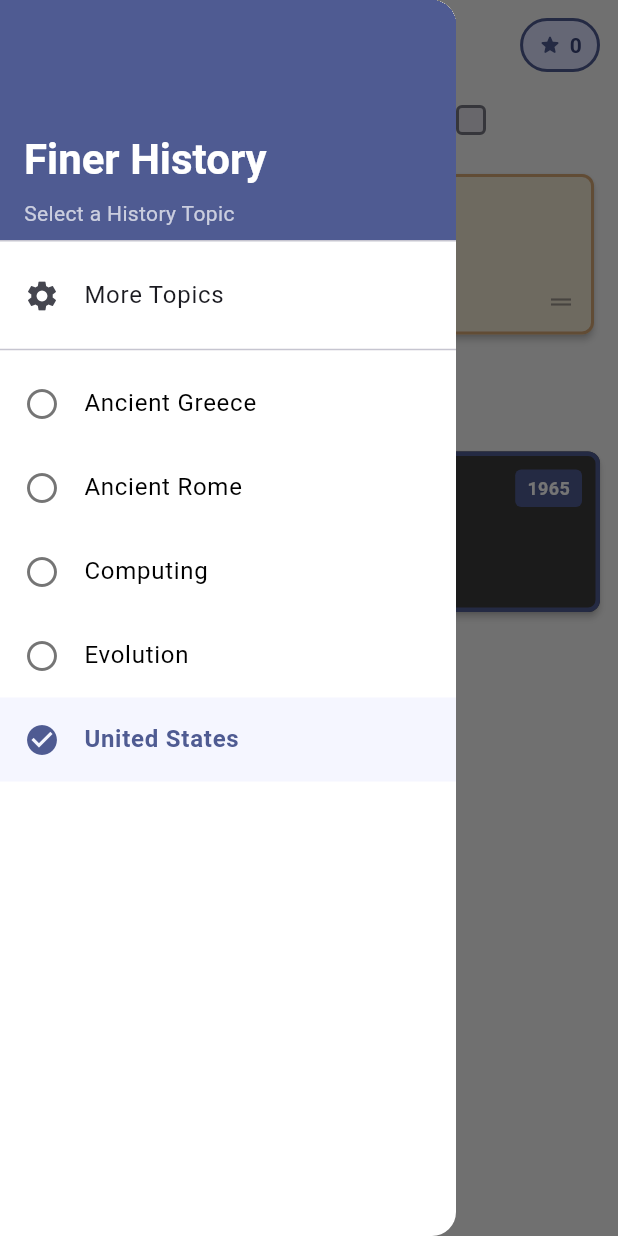
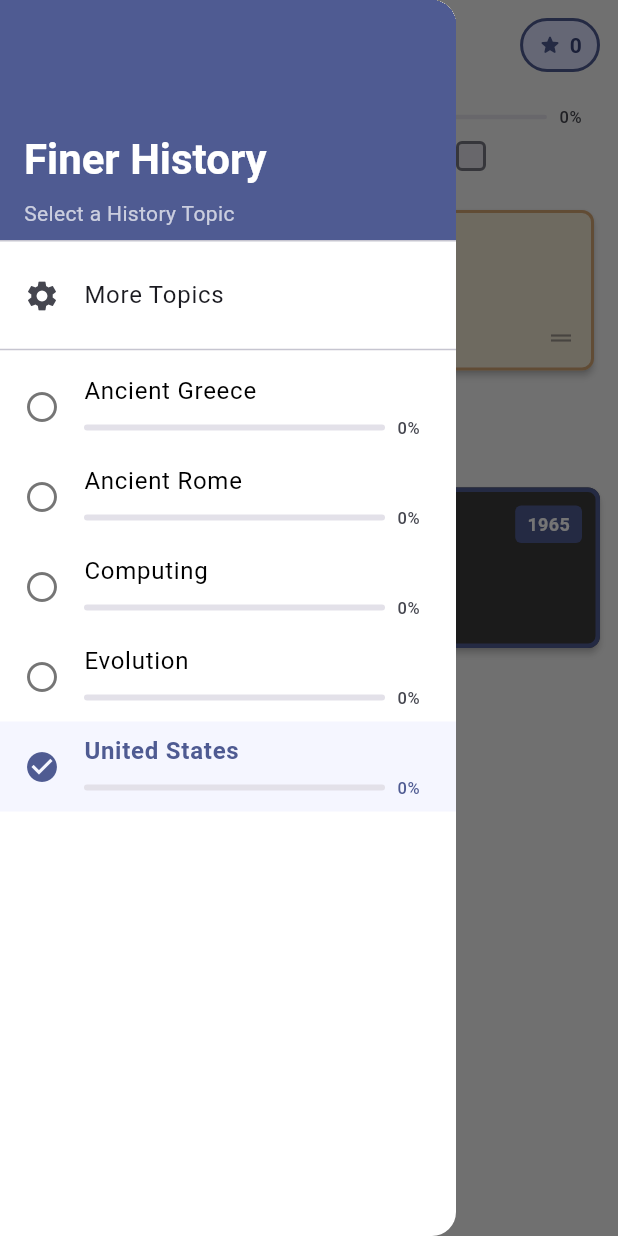
Before and after one commit to elifiner/finer-history, a Flutter app: the screen it shows after launch, after a tap on the "menu" icon, on a phone screen of 412 x 824 dp. Run offline on Flutter 3.47's test engine with Material 3 defaults, Android fonts, the phone set to English and light mode, and no system bars; our stand-ins replace shared_preferences.

Commit message:
Add persistent progress tracking for topics
- Add ProgressTracker service to track correct event placements per topic
- Progress persists across sessions using SharedPreferences
- Show progress bar and percentage in drawer menu for each topic
- Show progress bar in game screen header under title
- Update round structure: 11 cards total (10 to place + 1 anchor)
- Anchor card is pre-placed and not counted in progress
- Checkboxes only represent placed cards (10 total)

```diff
--- a/lib/providers/game_provider.dart
+++ b/lib/providers/game_provider.dart
@@ -5,6 +5,7 @@ import 'package:shared_preferences/shared_preferences.dart';
 import '../models/event.dart';
 import '../models/game_state.dart';
 import '../models/history_topic.dart';
+import '../services/progress_tracker.dart';
 
 class GameProvider extends ChangeNotifier {
   GameState _state = GameState(
@@ -16,6 +17,8 @@ class GameProvider extends ChangeNotifier {
   List<HistoryTopic> _availableTopics = [];
   List<HistoryTopic> _allTopics = [];
   Set<String> _enabledTopicIds = {};
+  final ProgressTracker _progressTracker = ProgressTracker();
+  final Map<String, int> _topicEventCounts = {};
 
   static const String _enabledTopicsKey = 'enabled_topic_ids';
   static const Set<String> _defaultEnabledTopicIds = {
@@ -33,12 +36,19 @@ class GameProvider extends ChangeNotifier {
 
   bool isTopicEnabled(String topicId) => _enabledTopicIds.contains(topicId);
 
+  double getTopicProgress(String topicId) {
+    final totalEvents = _topicEventCounts[topicId] ?? 0;
+    if (totalEvents == 0) return 0.0;
+    return _progressTracker.getProgress(topicId, totalEvents);
+  }
+
   bool canDisableTopic(String topicId) {
     // Can only disable if there's more than one enabled topic
     return _enabledTopicIds.length > 1;
   }
 
   Future<void> initialize() async {
+    await _progressTracker.loadProgress();
     await discoverTopics();
     await loadEnabledTopics();
     _updateAvailableTopics();
@@ -71,6 +81,10 @@ class GameProvider extends ChangeNotifier {
 
           final String category = jsonData['category'] as String;
           final String id = assetPath.split('/').last.replaceAll('.json', '');
+          final List<dynamic> events = jsonData['events'] as List<dynamic>;
+
+          // Cache event count for this topic
+          _topicEventCounts[id] = events.length;
 
           _allTopics.add(
             HistoryTopic(id: id, displayName: category, assetPath: assetPath),
@@ -165,6 +179,9 @@ class GameProvider extends ChangeNotifier {
           )
           .toList();
 
+      // Ensure event count is cached
+      _topicEventCounts[topic.id] = events.length;
+
       _state = _state.copyWith(allEvents: events);
       startNewGame();
     } catch (e) {
@@ -187,7 +204,7 @@ class GameProvider extends ChangeNotifier {
       totalPoints: 0,
       roundCorrect: 0,
       roundIncorrect: 0,
-      roundProgress: List.filled(10, RoundProgressStatus.pending),
+      roundProgress: const [],
       previousRoundIncorrectEvents: [],
     );
     startRound();
@@ -195,16 +212,21 @@ class GameProvider extends ChangeNotifier {
 
   void startNextRound() {
     // Collect events that were incorrect in the current round
+    // roundProgress tracks the 10 placeable events (excluding the anchor)
+    // roundProgress[i] corresponds to roundEvents[i+1] (since roundEvents[0] is the anchor)
     final List<Event> incorrectEvents = [];
-    for (int i = 0; i < _state.roundEvents.length; i++) {
+    for (int i = 0; i < _state.roundProgress.length; i++) {
       if (_state.roundProgress[i] == RoundProgressStatus.incorrect) {
-        // Find the original event from allEvents
-        final Event incorrectEvent = _state.roundEvents[i];
-        final Event originalEvent = _state.allEvents.firstWhere(
-          (e) => e.id == incorrectEvent.id,
-          orElse: () => incorrectEvent,
-        );
-        incorrectEvents.add(originalEvent);
+        // Find the corresponding event in roundEvents (index i+1 because 0 is anchor)
+        final int roundEventIndex = i + 1;
+        if (roundEventIndex < _state.roundEvents.length) {
+          final Event incorrectEvent = _state.roundEvents[roundEventIndex];
+          final Event originalEvent = _state.allEvents.firstWhere(
+            (e) => e.id == incorrectEvent.id,
+            orElse: () => incorrectEvent,
+          );
+          incorrectEvents.add(originalEvent);
+        }
       }
     }
 
@@ -245,24 +267,28 @@ class GameProvider extends ChangeNotifier {
       sourceEvents = _state.allEvents;
     }
 
-    // Shuffle and select up to 10 events (or all if fewer than 10 total)
+    // Shuffle and select 11 events (10 to place + 1 pre-placed anchor)
+    // If we have fewer than 11 total, use what we have
     sourceEvents.shuffle();
-    final int eventsToTake = sourceEvents.length < 10
+    final int targetCount = 11;
+    final int eventsToTake = sourceEvents.length < targetCount
         ? sourceEvents.length
-        : 10;
+        : targetCount;
     final List<Event> roundEvents = sourceEvents.take(eventsToTake).toList();
 
-    // Pre-place the first event
+    // Pre-place the first event (this is the anchor, not counted in progress)
     final Event firstEvent = roundEvents[0].copyWith(
       isCorrect: true,
       isIncorrect: false,
     );
 
+    // roundProgress tracks the 10 placeable cards (excluding the anchor)
+    // Initialize with pending status for all placeable cards
+    final int placeableCount = roundEvents.length > 1 ? roundEvents.length - 1 : 0;
     final List<RoundProgressStatus> progress = List.filled(
-      roundEvents.length,
+      placeableCount,
       RoundProgressStatus.pending,
     );
-    progress[0] = RoundProgressStatus.correct;
 
     _state = _state.copyWith(
       roundEvents: roundEvents,
@@ -302,10 +328,13 @@ class GameProvider extends ChangeNotifier {
     // Check if placement is correct
     final bool isCorrect = placedIndex == correctIndex;
 
-    // Find the index of this event in roundEvents to update progress
-    final int eventIndex = _state.roundEvents.indexWhere(
+    // Find the index of this event in the placeable events (excluding the anchor)
+    // roundEvents[0] is the anchor, so placeable events start at index 1
+    // eventIndex will be 0-9 for the 10 placeable events
+    final int roundEventIndex = _state.roundEvents.indexWhere(
       (e) => e.id == eventToPlace.id,
     );
+    final int eventIndex = roundEventIndex > 0 ? roundEventIndex - 1 : -1;
 
     final List<Event> newPlacedEvents = List<Event>.from(_state.placedEvents);
     final List<RoundProgressStatus> newProgress =
@@ -322,8 +351,14 @@ class GameProvider extends ChangeNotifier {
 
       newPlacedEvents.insert(correctIndex, placedEvent);
 
-      if (eventIndex != -1) {
+      // Update progress for this placed card (eventIndex is the index in placeable events)
+      if (eventIndex != -1 && eventIndex < newProgress.length) {
         newProgress[eventIndex] = RoundProgressStatus.correct;
+      }
+
+      // Update progress tracking
+      if (_currentTopic != null) {
+        _progressTracker.markCorrect(_currentTopic!.id, eventToPlace.id);
       }
 
       _state = _state.copyWith(
@@ -344,8 +379,14 @@ class GameProvider extends ChangeNotifier {
 
       newPlacedEvents.insert(placedIndex, placedEvent);
 
-      if (eventIndex != -1) {
+      // Update progress for this placed card (eventIndex is the index in placeable events)
+      if (eventIndex != -1 && eventIndex < newProgress.length) {
         newProgress[eventIndex] = RoundProgressStatus.incorrect;
+      }
+
+      // Update progress tracking - remove from correct set if present
+      if (_currentTopic != null) {
+        _progressTracker.markIncorrect(_currentTopic!.id, eventToPlace.id);
       }
 
       _state = _state.copyWith(
@@ -395,10 +436,12 @@ class GameProvider extends ChangeNotifier {
     }
 
     // Find next event to place
-    final int nextEventIndex = eventIndex + 1;
-    if (nextEventIndex < _state.roundEvents.length) {
+    // eventIndex is the index in placeable events (0-9), roundEventIndex is the index in roundEvents (1-10)
+    // The next placeable event would be at roundEventIndex + 1
+    final int nextRoundEventIndex = roundEventIndex + 1;
+    if (nextRoundEventIndex < _state.roundEvents.length) {
       _state = _state.copyWith(
-        unplacedEvent: _state.roundEvents[nextEventIndex],
+        unplacedEvent: _state.roundEvents[nextRoundEventIndex],
         clearDraggedPosition: true, // Clear dragged position for next card
       );
     } else {
--- a/lib/screens/game_screen.dart
+++ b/lib/screens/game_screen.dart
@@ -192,6 +192,42 @@ class GameScreen extends StatelessWidget {
               ),
             ],
           ),
+          // Progress bar for current topic
+          if (gameProvider.currentTopic != null) ...[
+            const SizedBox(height: 8),
+            Padding(
+              padding: const EdgeInsets.symmetric(horizontal: 12),
+              child: Column(
+                children: [
+                  Row(
+                    children: [
+                      Expanded(
+                        child: LinearProgressIndicator(
+                          value: gameProvider.getTopicProgress(
+                            gameProvider.currentTopic!.id,
+                          ),
+                          backgroundColor: colorScheme.surfaceContainerHighest,
+                          valueColor: AlwaysStoppedAnimation<Color>(
+                            colorScheme.primary,
+                          ),
+                          minHeight: 3,
+                          borderRadius: BorderRadius.circular(1.5),
+                        ),
+                      ),
+                      const SizedBox(width: 8),
+                      Text(
+                        '${(gameProvider.getTopicProgress(gameProvider.currentTopic!.id) * 100).round()}%',
+                        style: theme.textTheme.labelSmall?.copyWith(
+                          color: colorScheme.onSurfaceVariant,
+                          fontWeight: FontWeight.w500,
+                        ),
+                      ),
+                    ],
+                  ),
+                ],
+              ),
+            ),
+          ],
           const SizedBox(height: 8),
           // Progress boxes - centered under title
           Center(
@@ -326,6 +362,9 @@ class GameScreen extends StatelessWidget {
             )..sort((a, b) => a.displayName.compareTo(b.displayName));
             return sortedTopics.map((topic) {
               final isSelected = gameProvider.currentTopic?.id == topic.id;
+              final progress = gameProvider.getTopicProgress(topic.id);
+              final progressPercent = (progress * 100).round();
+
               return ListTile(
                 leading: Icon(
                   isSelected ? Icons.check_circle : Icons.circle_outlined,
@@ -334,7 +373,10 @@ class GameScreen extends StatelessWidget {
                       : theme.listTileTheme.iconColor ??
                             colorScheme.onSurfaceVariant,
                 ),
-                title: Text(
+                title: Column(
+                  crossAxisAlignment: CrossAxisAlignment.start,
+                  children: [
+                    Text(
                       topic.displayName,
                       style: theme.textTheme.bodyLarge?.copyWith(
                         fontWeight: isSelected
@@ -345,6 +387,36 @@ class GameScreen extends StatelessWidget {
                             : theme.listTileTheme.textColor ??
                                   colorScheme.onSurface,
                       ),
+                    ),
+                    const SizedBox(height: 4),
+                    Row(
+                      children: [
+                        Expanded(
+                          child: LinearProgressIndicator(
+                            value: progress,
+                            backgroundColor: colorScheme.surfaceContainerHighest,
+                            valueColor: AlwaysStoppedAnimation<Color>(
+                              isSelected
+                                  ? colorScheme.primary
+                                  : colorScheme.primary.withValues(alpha: 0.7),
+                            ),
+                            minHeight: 4,
+                            borderRadius: BorderRadius.circular(2),
+                          ),
+                        ),
+                        const SizedBox(width: 8),
+                        Text(
+                          '$progressPercent%',
+                          style: theme.textTheme.labelSmall?.copyWith(
+                            color: isSelected
+                                ? colorScheme.primary
+                                : colorScheme.onSurfaceVariant,
+                            fontWeight: FontWeight.w500,
+                          ),
+                        ),
+                      ],
+                    ),
+                  ],
                 ),
                 selected: isSelected,
                 selectedTileColor: colorScheme.primaryContainer.withValues(
--- /dev/null
+++ b/lib/services/progress_tracker.dart
@@ -0,0 +1,66 @@
+import 'dart:convert';
+import 'package:flutter/foundation.dart';
+import 'package:shared_preferences/shared_preferences.dart';
+
+class ProgressTracker {
+  static const String _progressKey = 'topic_progress';
+
+  // Map of topicId -> Set of correct event IDs
+  Map<String, Set<String>> _progress = {};
+
+  /// Get progress as a percentage (0.0 to 1.0)
+  double getProgress(String topicId, int totalEvents) {
+    if (totalEvents == 0) return 0.0;
+
+    final correctCount = _progress[topicId]?.length ?? 0;
+    return correctCount / totalEvents;
+  }
+
+  /// Mark an event as correctly placed
+  Future<void> markCorrect(String topicId, String eventId) async {
+    _progress.putIfAbsent(topicId, () => <String>{});
+    _progress[topicId]!.add(eventId);
+    await saveProgress();
+  }
+
+  /// Mark an event as incorrectly placed (removes from correct set if present)
+  Future<void> markIncorrect(String topicId, String eventId) async {
+    _progress[topicId]?.remove(eventId);
+    await saveProgress();
+  }
+
+  /// Load progress from SharedPreferences
+  Future<void> loadProgress() async {
+    try {
+      final prefs = await SharedPreferences.getInstance();
+      final String? jsonString = prefs.getString(_progressKey);
+
+      if (jsonString != null) {
+        final Map<String, dynamic> jsonData = json.decode(jsonString) as Map<String, dynamic>;
+        _progress = jsonData.map(
+          (key, value) => MapEntry(
+            key,
+            (value as List<dynamic>).map((e) => e as String).toSet(),
+          ),
+        );
+      }
+    } catch (e) {
+      debugPrint('Error loading progress: $e');
+      _progress = {};
+    }
+  }
+
+  /// Save progress to SharedPreferences
+  Future<void> saveProgress() async {
+    try {
+      final prefs = await SharedPreferences.getInstance();
+      final Map<String, dynamic> jsonData = _progress.map(
+        (key, value) => MapEntry(key, value.toList()),
+      );
+      final String jsonString = json.encode(jsonData);
+      await prefs.setString(_progressKey, jsonString);
+    } catch (e) {
+      debugPrint('Error saving progress: $e');
+    }
+  }
+}
```
Lines whose indentation alone changed are shown as unchanged.
